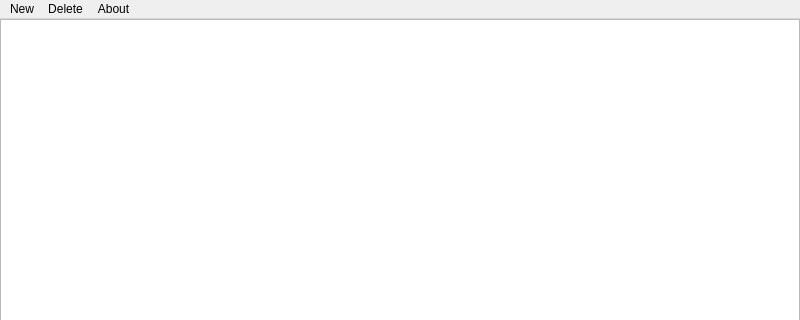
This is directory.ui in starreeze/Encedit as Qt 5 draws it before an edit; both pictures show x 0 to 800 and y 0 to 320 of the 800 by 600 pixel window. The edited form follows.
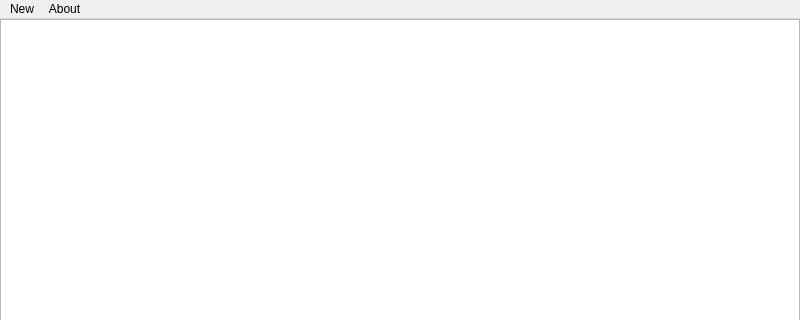
This is the edited form.

Patch:
```diff
--- a/directory.ui
+++ b/directory.ui
@@ -62,11 +62,9 @@
     <property name="title">
      <string>New</string>
     </property>
-   </widget>
-   <widget class="QMenu" name="menuDelete">
-    <property name="title">
-     <string>Delete</string>
-    </property>
+    <addaction name="separator"/>
+    <addaction name="actionFile"/>
+    <addaction name="actionEntry"/>
    </widget>
    <widget class="QMenu" name="menuAbout">
     <property name="title">
@@ -74,7 +72,6 @@
     </property>
    </widget>
    <addaction name="menuNew"/>
-   <addaction name="menuDelete"/>
    <addaction name="menuAbout"/>
   </widget>
  </widget>
```
Left out of the diff: 31 changed lines with no effect on the pictures.
